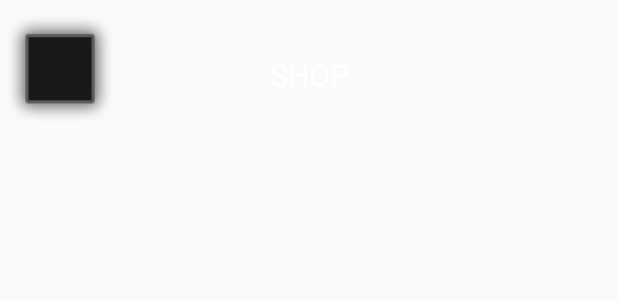
After one commit to juananmadrid/KC_P12_MadridShopsAndActivities, an Android app: the layout row_activity.xml on its own in the app's theme, with its tools: preview values and no code run, on a phone screen of 412 x 824 dp. The commit adds this screen. Shown: the top 300 px of the screen. Run offline under Robolectric (Android 15) with nearby library versions, the phone set to English and light mode, and no system bars.

Commit message:
Creamos RecyclerView y detección de Click sobre celda
Recycler usa datos de mentira de GetAllActivitiesInteractorFakeImpl

```diff
--- a/app/src/main/java/io/keepcoding/madridshops/fragments/ShopsFragment.java
+++ b/app/src/main/java/io/keepcoding/madridshops/fragments/ShopsFragment.java
@@ -39,6 +39,8 @@ public class ShopsFragment extends Fragment {
         shopsRecyclerView = (RecyclerView) view.findViewById(R.id.fragment_shops__recycler_view);
         shopsRecyclerView.setLayoutManager(new LinearLayoutManager(getActivity()));
 
+        // TODO: pass adapter
+
         return view;
     }
 
--- /dev/null
+++ b/app/src/main/res/layout/row_activity.xml
@@ -0,0 +1,24 @@
+<?xml version="1.0" encoding="utf-8"?>
+<RelativeLayout
+    xmlns:android="http://schemas.android.com/apk/res/android"
+    xmlns:tools="http://schemas.android.com/tools"
+    android:layout_width="match_parent"
+    android:layout_height="100dp">
+
+    <TextView
+        android:id="@+id/row_activity__activity_name"
+        android:layout_width="match_parent"
+        android:layout_height="50dp"
+        android:layout_centerVertical="true"
+        tools:text="Shop"
+        style="@style/shop_cell_name_style" />
+
+    <ImageView
+        android:id="@+id/row_activity__activity_logo"
+        android:layout_width="80dp"
+        android:layout_height="80dp"
+        android:layout_centerVertical="true"
+        tools:src="@android:drawable/alert_dark_frame"
+        />
+
+</RelativeLayout>
--- a/app/src/main/res/values/colors.xml
+++ b/app/src/main/res/values/colors.xml
@@ -3,4 +3,5 @@
     <color name="colorPrimary">#3F51B5</color>
     <color name="colorPrimaryDark">#303F9F</color>
     <color name="colorAccent">#FF4081</color>
+    <color name="colorActivities">#5d80d2</color>
 </resources>
--- a/app/src/main/res/values/strings.xml
+++ b/app/src/main/res/values/strings.xml
@@ -1,4 +1,7 @@
 <resources>
     <string name="app_name">MadridShops</string>
     <string name="activity_main__clear_cache_button_text">Clear cache</string>
+
+    <!-- TODO: Remove or change this placeholder text -->
+    <string name="hello_blank_fragment">Hello blank fragment</string>
 </resources>
--- a/domain/src/main/java/io/keepcoding/madridshops/domain/interactors/GetAllActivitiesInteractorFakeImpl.java
+++ b/domain/src/main/java/io/keepcoding/madridshops/domain/interactors/GetAllActivitiesInteractorFakeImpl.java
@@ -13,7 +13,7 @@ public class GetAllActivitiesInteractorFakeImpl implements GetAllActivitiesInter
         Activities activities = new Activities();
 
         for (int i = 0; i < 20; i++) {
-            Activity activity = Activity.of(i, "Activitity" + i);
+            Activity activity = Activity.of(i, "Activitity" + i).setLogoUrl("https://previews.123rf.com/images/arnica/arnica1309/arnica130900059/22282631-Map-pointer-with-museum-icon-Stock-Vector.jpg");
             activities.add(activity);
         }
 
```
Also changed, not shown: app/src/main/java/io/keepcoding/madridshops/activities/ActivitiesListActivity.java (+7 -0 lines), app/src/main/java/io/keepcoding/madridshops/adapters/ActivitiesAdapter.java (added, +77 -0 lines), app/src/main/java/io/keepcoding/madridshops/fragments/ActivitiesFragment.java (added, +70 -0 lines), app/src/main/java/io/keepcoding/madridshops/views/ActivityRowViewHolder.java (added, +49 -0 lines), app/src/main/res/layout/activity_activities_list.xml (+11 -2 lines), app/src/main/res/layout/fragment_activities.xml (added, +15 -0 lines), app/src/main/res/drawable/activity_placeholder.jpg.
